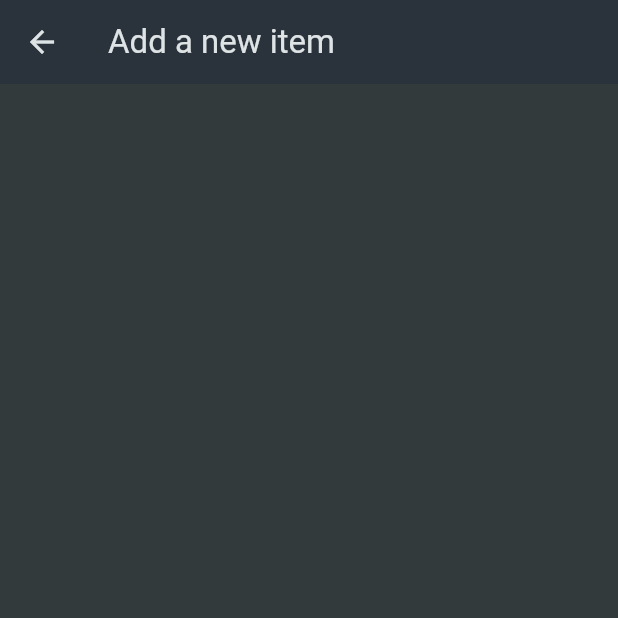
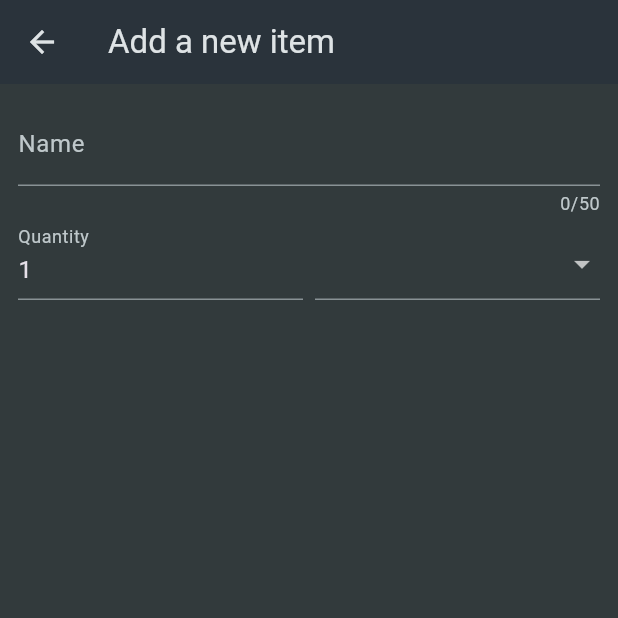
Before and after one commit to MoldyHacker/flutter_shopping_list, a Flutter app: the NewItem screen opened directly, on a phone screen of 412 x 824 dp, the top half of it. Run offline on Flutter 3.47's test engine with Material 3 defaults, Android fonts, the phone set to English and light mode, and no system bars.

Commit message:
Add form for adding new items

```diff
--- a/lib/widgets/new_item.dart
+++ b/lib/widgets/new_item.dart
@@ -1,4 +1,5 @@
 import 'package:flutter/material.dart';
+import 'package:shopping_list/data/categories.dart';
 
 class NewItem extends StatefulWidget {
   const NewItem({super.key});
@@ -14,9 +15,60 @@ class _NewItemState extends State<NewItem> {
       appBar: AppBar(
         title: const Text('Add a new item'),
       ),
-      body: const Padding(
-        padding: EdgeInsets.all(12),
-        child: Text(''),
+      body: Padding(
+        padding: const EdgeInsets.all(12),
+        child: Form(
+          child: Column(
+            children: [
+              TextFormField(
+                maxLength: 50,
+                decoration: const InputDecoration(
+                  labelText: 'Name',
+                ),
+                validator: (value) =>
+                    value!.isEmpty ? 'Please enter a name' : null,
+              ),
+              Row(
+                crossAxisAlignment: CrossAxisAlignment.end,
+                children: [
+                  Expanded(
+                    child: TextFormField(
+                      decoration: const InputDecoration(
+                        labelText: 'Quantity',
+                      ),
+                      initialValue: '1',
+                    ),
+                  ),
+                  const SizedBox(width: 8),
+                  Expanded(
+                    child: DropdownButtonFormField(
+                      items: [
+                        for (final category in categories.entries)
+                          DropdownMenuItem(
+                            value: category.value,
+                            child: Row(
+                              children: [
+                                Container(
+                                  width: 16,
+                                  height: 16,
+                                  color: category.value.color,
+                                ),
+                                const SizedBox(
+                                  width: 6,
+                                ),
+                                Text(category.value.title),
+                              ],
+                            ),
+                          ),
+                      ],
+                      onChanged: (value) {}
+                    ),
+                  ),
+                ],
+              )
+            ],
+          ),
+        ),
       ),
     );
   }
```
